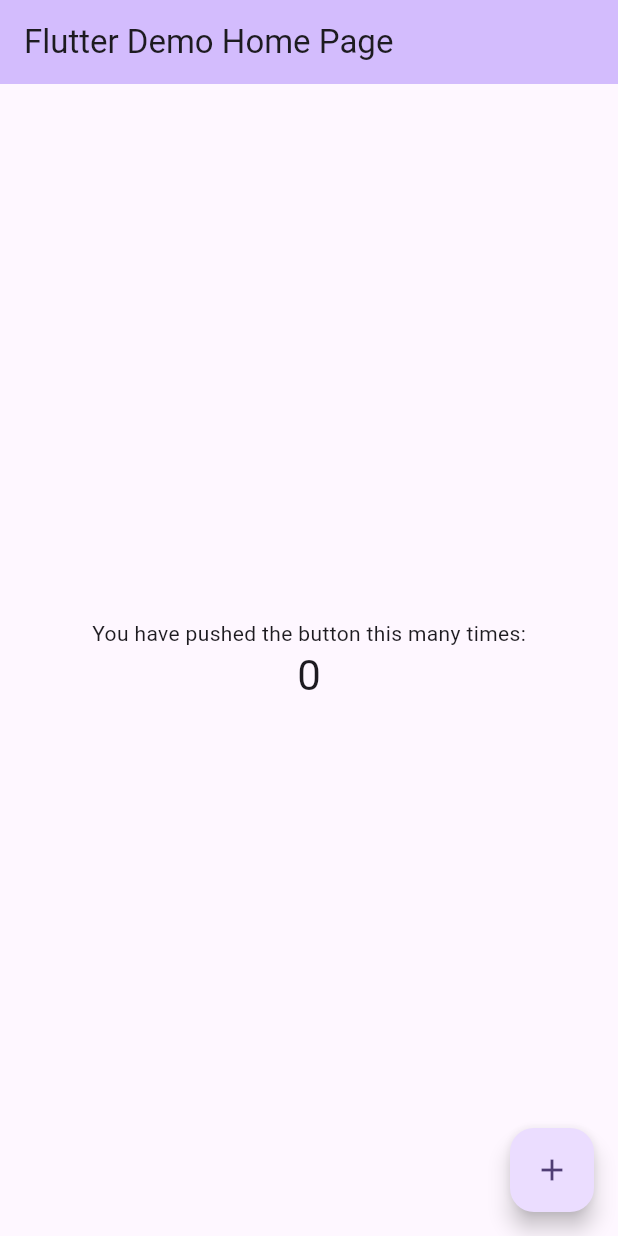
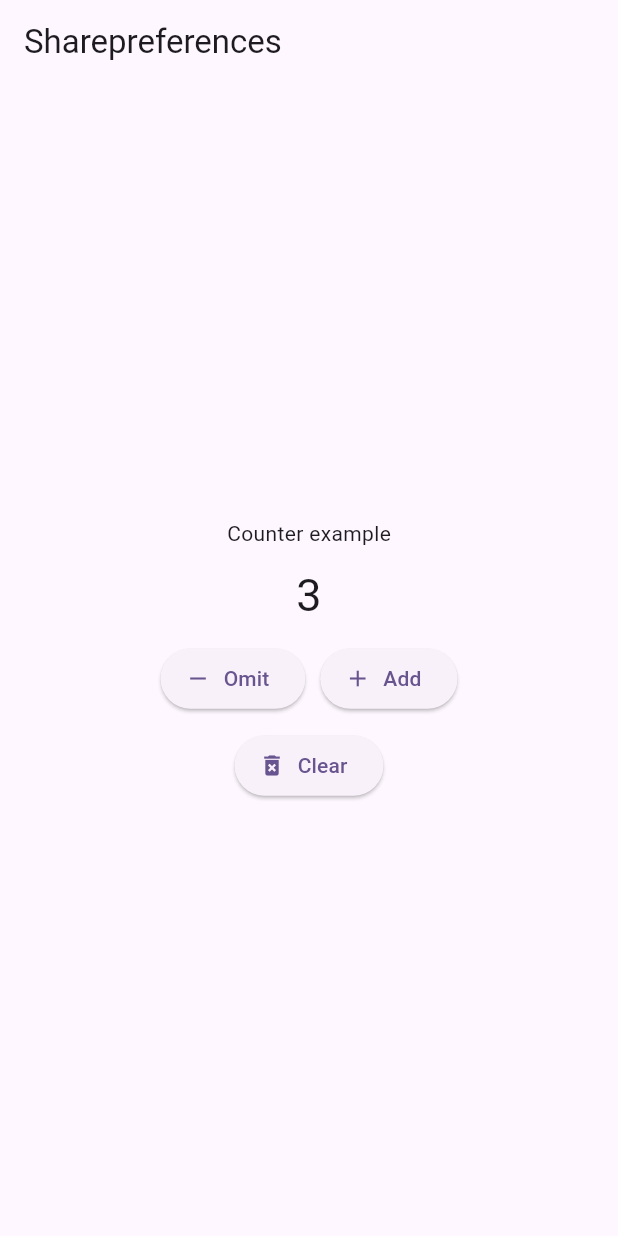
Before and after one commit to syafrialzulmi/flutter_sharepreferences, a Flutter app: the screen it shows after launch, on a phone screen of 412 x 824 dp. Run offline on Flutter 3.47's test engine with Material 2 defaults, Android fonts, the phone set to English and light mode, and no system bars.

Commit message:
add home page

```diff
--- /dev/null
+++ b/lib/home_page.dart
@@ -0,0 +1,67 @@
+import 'package:flutter/material.dart';
+
+class HomePage extends StatefulWidget {
+  const HomePage({super.key});
+
+  @override
+  State<HomePage> createState() => _HomePageState();
+}
+
+class _HomePageState extends State<HomePage> {
+  @override
+  Widget build(BuildContext context) {
+    return Scaffold(
+      appBar: AppBar(
+        title: const Text(
+          'Sharepreferences',
+        ),
+      ),
+      body: Center(
+        child: Column(
+          mainAxisAlignment: MainAxisAlignment.center,
+          children: [
+            const Text('Counter example'),
+            const SizedBox(
+              height: 10,
+            ),
+            const Text(
+              '3',
+              style: TextStyle(
+                fontSize: 30,
+              ),
+            ),
+            const SizedBox(
+              height: 10,
+            ),
+            Row(
+              mainAxisAlignment: MainAxisAlignment.center,
+              children: [
+                ElevatedButton.icon(
+                  onPressed: () {},
+                  icon: const Icon(Icons.remove),
+                  label: const Text('Omit'),
+                ),
+                const SizedBox(
+                  width: 10,
+                ),
+                ElevatedButton.icon(
+                  onPressed: () {},
+                  icon: const Icon(Icons.add),
+                  label: const Text('Add'),
+                ),
+              ],
+            ),
+            const SizedBox(
+              height: 10,
+            ),
+            ElevatedButton.icon(
+              onPressed: () {},
+              icon: const Icon(Icons.delete_forever),
+              label: const Text('Clear'),
+            ),
+          ],
+        ),
+      ),
+    );
+  }
+}
--- a/lib/main.dart
+++ b/lib/main.dart
@@ -1,4 +1,5 @@
 import 'package:flutter/material.dart';
+import 'package:flutter_sharepreferences/home_page.dart';
 
 void main() {
   runApp(const MyApp());
@@ -11,115 +12,14 @@ class MyApp extends StatelessWidget {
   @override
   Widget build(BuildContext context) {
     return MaterialApp(
-      title: 'Flutter Demo',
+      title: 'Flutter Sharepreferences',
       theme: ThemeData(
-        // This is the theme of your application.
-        //
-        // TRY THIS: Try running your application with "flutter run". You'll see
-        // the application has a blue toolbar. Then, without quitting the app,
-        // try changing the seedColor in the colorScheme below to Colors.green
-        // and then invoke "hot reload" (save your changes or press the "hot
-        // reload" button in a Flutter-supported IDE, or press "r" if you used
-        // the command line to start the app).
-        //
-        // Notice that the counter didn't reset back to zero; the application
-        // state is not lost during the reload. To reset the state, use hot
-        // restart instead.
-        //
-        // This works for code too, not just values: Most code changes can be
-        // tested with just a hot reload.
-        colorScheme: ColorScheme.fromSeed(seedColor: Colors.deepPurple),
+        colorScheme: ColorScheme.fromSeed(
+          seedColor: Colors.deepPurple,
+        ),
         useMaterial3: true,
       ),
-      home: const MyHomePage(title: 'Flutter Demo Home Page'),
+      home: const HomePage(),
     );
   }
 }
-
-class MyHomePage extends StatefulWidget {
-  const MyHomePage({super.key, required this.title});
-
-  // This widget is the home page of your application. It is stateful, meaning
-  // that it has a State object (defined below) that contains fields that affect
-  // how it looks.
-
-  // This class is the configuration for the state. It holds the values (in this
-  // case the title) provided by the parent (in this case the App widget) and
-  // used by the build method of the State. Fields in a Widget subclass are
-  // always marked "final".
-
-  final String title;
-
-  @override
-  State<MyHomePage> createState() => _MyHomePageState();
-}
-
-class _MyHomePageState extends State<MyHomePage> {
-  int _counter = 0;
-
-  void _incrementCounter() {
-    setState(() {
-      // This call to setState tells the Flutter framework that something has
-      // changed in this State, which causes it to rerun the build method below
-      // so that the display can reflect the updated values. If we changed
-      // _counter without calling setState(), then the build method would not be
-      // called again, and so nothing would appear to happen.
-      _counter++;
-    });
-  }
-
-  @override
-  Widget build(BuildContext context) {
-    // This method is rerun every time setState is called, for instance as done
-    // by the _incrementCounter method above.
-    //
-    // The Flutter framework has been optimized to make rerunning build methods
-    // fast, so that you can just rebuild anything that needs updating rather
-    // than having to individually change instances of widgets.
-    return Scaffold(
-      appBar: AppBar(
-        // TRY THIS: Try changing the color here to a specific color (to
-        // Colors.amber, perhaps?) and trigger a hot reload to see the AppBar
-        // change color while the other colors stay the same.
-        backgroundColor: Theme.of(context).colorScheme.inversePrimary,
-        // Here we take the value from the MyHomePage object that was created by
-        // the App.build method, and use it to set our appbar title.
-        title: Text(widget.title),
-      ),
-      body: Center(
-        // Center is a layout widget. It takes a single child and positions it
-        // in the middle of the parent.
-        child: Column(
-          // Column is also a layout widget. It takes a list of children and
-          // arranges them vertically. By default, it sizes itself to fit its
-          // children horizontally, and tries to be as tall as its parent.
-          //
-          // Column has various properties to control how it sizes itself and
-          // how it positions its children. Here we use mainAxisAlignment to
-          // center the children vertically; the main axis here is the vertical
-          // axis because Columns are vertical (the cross axis would be
-          // horizontal).
-          //
-          // TRY THIS: Invoke "debug painting" (choose the "Toggle Debug Paint"
-          // action in the IDE, or press "p" in the console), to see the
-          // wireframe for each widget.
-          mainAxisAlignment: MainAxisAlignment.center,
-          children: <Widget>[
-            const Text(
-              'You have pushed the button this many times:',
-            ),
-            Text(
-              '$_counter',
-              style: Theme.of(context).textTheme.headlineMedium,
-            ),
-          ],
-        ),
-      ),
-      floatingActionButton: FloatingActionButton(
-        onPressed: _incrementCounter,
-        tooltip: 'Increment',
-        child: const Icon(Icons.add),
-      ), // This trailing comma makes auto-formatting nicer for build methods.
-    );
-  }
-}
```
